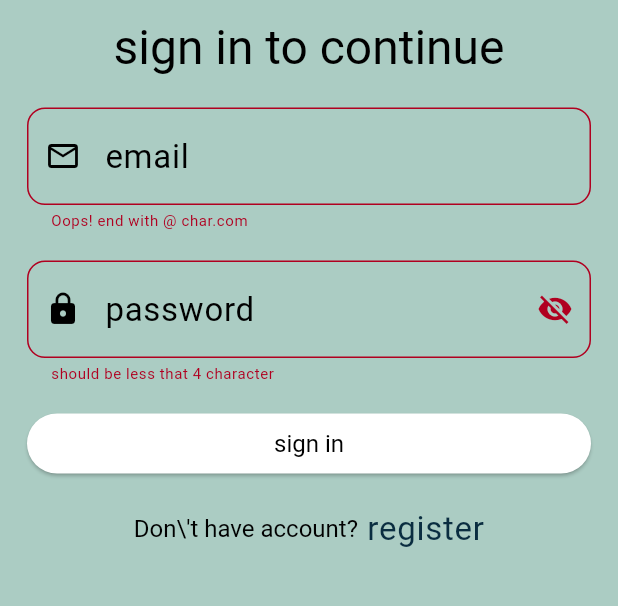
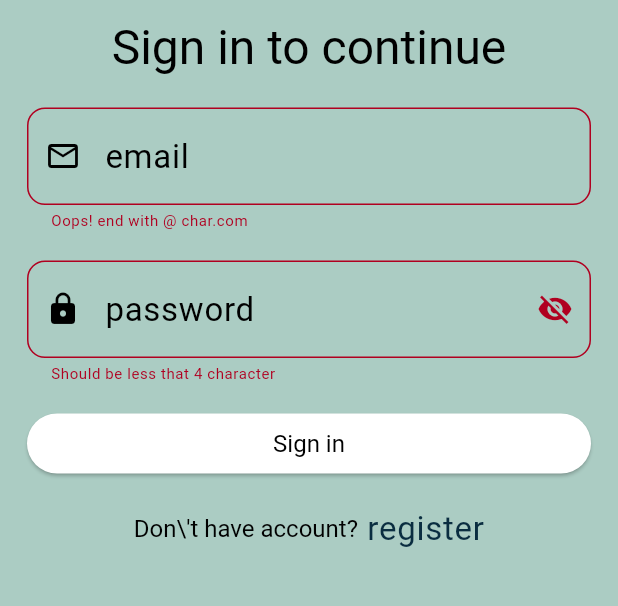
Before and after one commit to ayaosama14/movie_app, a Flutter app: the screen it shows after launch, on a phone screen of 412 x 824 dp, the part 290-896 px from its top. Run offline on Flutter 3.47's test engine with Material 3 defaults, Android fonts, the light colour scheme and no system bars; our stand-ins replace cached_network_image, carousel_slider, dio, easy_localization, either_dart, get_it.

Commit message:
refactor code to 1-use formkey. validate inside bottom . 2-use custom widget global instead of inside fetcher

```diff
--- a/asset/translation/en-US.json
+++ b/asset/translation/en-US.json
@@ -1,12 +1,12 @@
 {
 
 
-    "sign_in_to_continue": "sign in to continue",
+    "sign_in_to_continue": "Sign in to continue",
     "email_hint": "email",
     "password_hint": "password",
     "name_hint": "name",
-    "should_be_less_that_4_character": "should be less that 4 character",
-    "sign_in": "sign in",
+    "should_be_less_that_4_character": "Should be less that 4 character",
+    "sign_in": "Sign in",
     "do_not_have_account":"Don\\'t have account?",
     "register": "Register",
     "Login":"Login",
--- a/lib/core/featchers/auth_fetcher/presentation/views/login_view.dart
+++ b/lib/core/featchers/auth_fetcher/presentation/views/login_view.dart
@@ -1,7 +1,7 @@
-
 import 'package:easy_localization/easy_localization.dart';
 import 'package:flutter/material.dart';
 import 'package:movie/core/featchers/auth_fetcher/presentation/views/register_view.dart';
+import 'package:movie/core/utils/snack_bar.dart';
 
 import '../../../../utils/app_style.dart';
 import '../../../../utils/const.dart';
@@ -27,6 +27,7 @@ class _LoginViewState extends State<LoginView> {
 
   bool isLoading = false;
   bool isSecured = true;
+
   @override
   @override
   void dispose() {
@@ -55,32 +56,31 @@ class _LoginViewState extends State<LoginView> {
                 height: 75,
               ),
               Center(
-                child:  Container(
+                child: Container(
                   width: 100.0,
                   height: 100.0,
                   decoration: BoxDecoration(
                     color: const Color(0xff7c94b6),
-                      borderRadius:const BorderRadius.all( Radius.circular(40.0)),
+                    borderRadius: const BorderRadius.all(Radius.circular(40.0)),
                     border:
-                      Border.all(color: const Color(0xff0a2d40), width: 2)
-                   , image:const  DecorationImage(
-                      image: AssetImage("asset/images/logo4.jpg",), fit: BoxFit.cover,
+                        Border.all(color: const Color(0xff0a2d40), width: 2),
+                    image: const DecorationImage(
+                      image: AssetImage(
+                        "asset/images/logo4.jpg",
                       ),
-
+                      fit: BoxFit.cover,
+                    ),
                   ),
                   // color: Colors.black,
 
                   // color: Colors.black12,
                 ),
               ),
-
-
-
               spacerH12,
               Center(
                 child: Text(
                   "sign_in_to_continue".tr(),
-                  style:  Theme.of(context).textTheme.headlineLarge,
+                  style: Theme.of(context).textTheme.headlineLarge,
                 ),
               ),
               spacerH20,
@@ -92,8 +92,8 @@ class _LoginViewState extends State<LoginView> {
                   print("onSaved value is : $value");
                 },
                 validator: (String? value) {
-
-                  return (value != null && value.contains('@')&&ConstValues.emailRegExp.hasMatch(value))
+                  return (value != null &&
+                          ConstValues.emailRegExp.hasMatch(value))
                       ? null
                       : "error_@".tr();
                 },
@@ -130,30 +130,34 @@ class _LoginViewState extends State<LoginView> {
                 height: 40,
                 child: ElevatedButton(
                   onPressed: () {
+
+
+                    if (formKey.currentState!.validate()) {
+                      AppSnackBar.success(context);
+
                     Navigator.pushNamed(context, HomeView.id);
+                    }else{
+                      AppSnackBar.failure(context);
 
-                    // Navigator.pushNamed(context, DetailsMovieView.id);
+                    }
                   },
-                  child:  Text(
+                  child: Text(
                     "sign_in".tr(),
-                    style:  Theme.of(context).textTheme.displayMedium,
+                    style: Theme.of(context).textTheme.displayMedium,
                   ),
                 ),
               ),
               spacerH20,
               Row(mainAxisAlignment: MainAxisAlignment.center, children: [
                 Text("do_not_have_account".tr(),
-
-                   style:  Theme.of(context).textTheme.displayMedium
-                ),
+                    style: Theme.of(context).textTheme.displayMedium),
                 InkWell(
                   onTap: () {
                     Navigator.pushNamed(context, RegisterView.id);
                   },
-                  child:  Text(
+                  child: Text(
                     " register".tr(),
-
-                    style:  Theme.of(context).textTheme.bodyLarge,
+                    style: Theme.of(context).textTheme.bodyLarge,
                   ),
                 ),
               ]),
--- a/lib/core/featchers/home_fetcher/presentation/views/home_view.dart
+++ b/lib/core/featchers/home_fetcher/presentation/views/home_view.dart
@@ -4,8 +4,8 @@ import 'package:movie/core/utils/app_style.dart';
 import 'package:provider/provider.dart';
 import '../../../../utils/di.dart';
 import '../manager/pop_movies_provider.dart';
-import '../widgets/buttom_nav_bar.dart';
-import '../widgets/carousel.dart';
+import '../../../../utils/buttom_nav_bar.dart';
+import '../../../../utils/carousel.dart';
 import '../widgets/one_movie_item.dart';
 import 'details_view.dart';
 
@@ -80,7 +80,7 @@ class _HomeViewState extends State<HomeView> {
                       child: Text(
                         'Popular_Movies'.tr(),
                         // style: AppStyle.boldBlackTextStyle20,
-                        style: Theme.of(context).textTheme.bodyMedium,
+                        style: Theme.of(context).textTheme.bodyLarge,
                         textAlign: TextAlign.start,
                         maxLines: 1,
                       ),
--- a/lib/core/featchers/home_fetcher/presentation/widgets/buttom_nav_bar.dart
+++ b/lib/core/utils/buttom_nav_bar.dart
@@ -1,7 +1,7 @@
 
 import 'package:flutter/material.dart';
-import '../../../../utils/app_colors.dart';
-import '../views/home_view.dart';
+import 'app_colors.dart';
+import '../featchers/home_fetcher/presentation/views/home_view.dart';
 
 BottomNavigationBar bottomNavBar ({required int selectedIndex,required BuildContext context}){
   return BottomNavigationBar(
--- a/lib/core/featchers/home_fetcher/presentation/widgets/carousel.dart
+++ b/lib/core/utils/carousel.dart
@@ -3,8 +3,8 @@ import 'package:carousel_slider/carousel_slider.dart';
 import 'package:flutter/material.dart';
 
 
-import '../../../../utils/const.dart';
-import '../../data/Models/pop_movie_model.dart';
+import 'const.dart';
+import '../featchers/home_fetcher/data/Models/pop_movie_model.dart';
 
  CarouselSlider carouselSliderImage({required BuildContext context ,required List<Results> ? listOfMovies}){
   return CarouselSlider(
```
Also changed, not shown: lib/core/featchers/auth_fetcher/presentation/views/register_view.dart (+28 -31 lines), lib/core/featchers/home_fetcher/presentation/views/details_view.dart (+6 -6 lines), lib/core/utils/snack_bar.dart (added, +15 -0 lines). Lines whose indentation alone changed are shown as unchanged.
